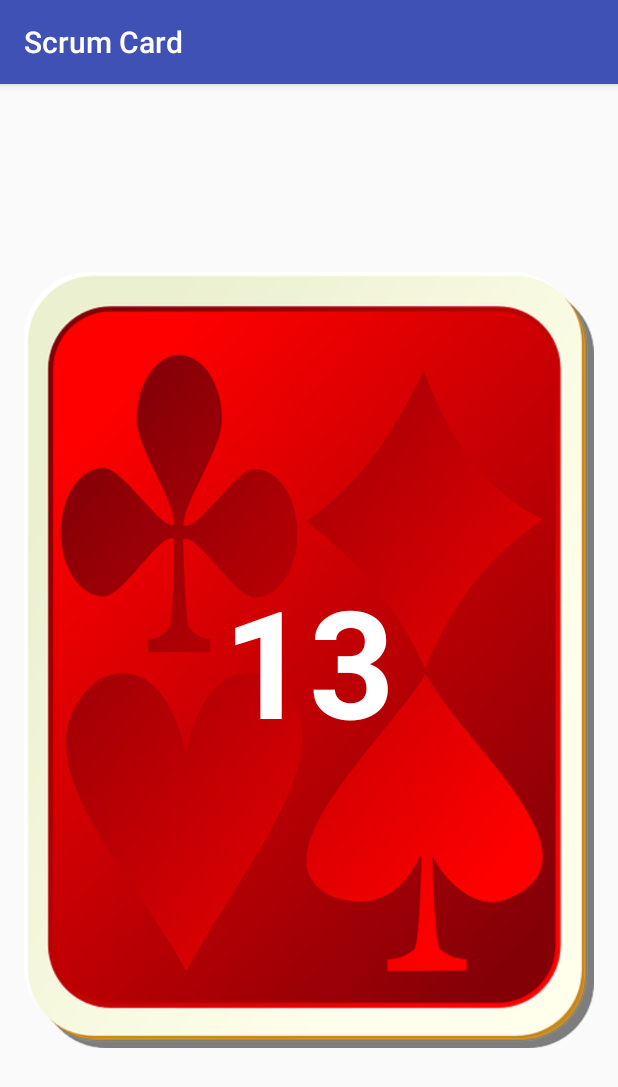
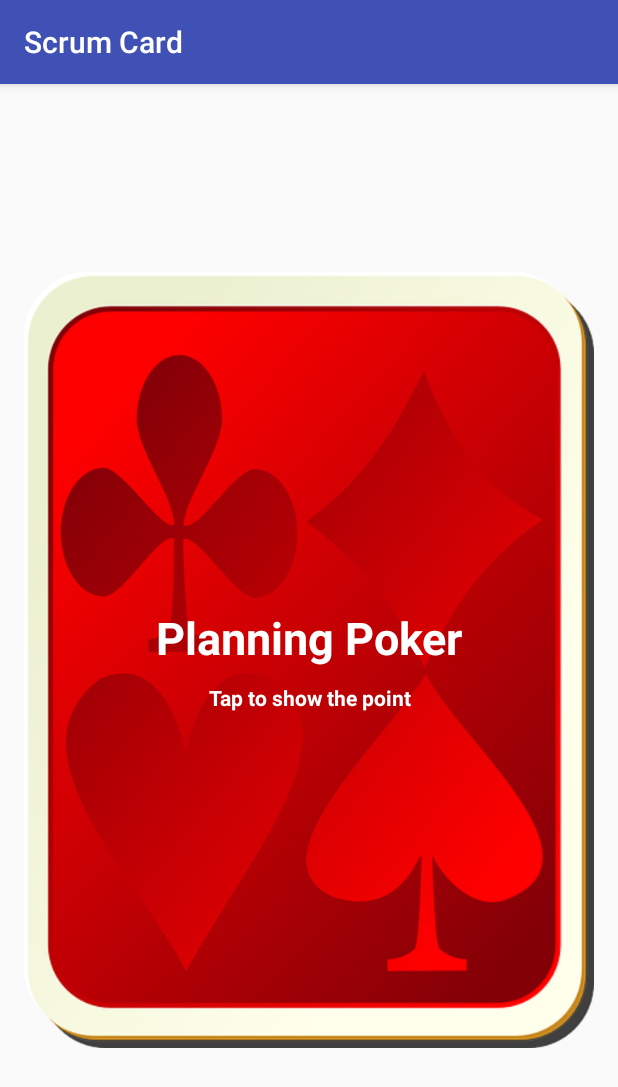
Before and after one commit to rohitsubedi/scrumcard, an Android app: the screen it shows after launch (PointActivity), after a tap on "13", on a phone screen of 412 x 824 dp. Shown: the top 1087 px of the screen. Run offline under Robolectric (Android 15) with nearby library versions, the phone set to English and light mode, and no system bars.

Commit message:
Added animation while displaying points

```diff
--- a/app/src/main/java/com/rohit/scrumcard/MainActivity.java
+++ b/app/src/main/java/com/rohit/scrumcard/MainActivity.java
@@ -11,7 +11,7 @@ import java.util.ArrayList;
 import java.util.Arrays;
 
 public class MainActivity extends AppCompatActivity {
-    ArrayList<Integer> items;
+    ArrayList<String> items;
     ChatListingAdapter adapter;
     GridView scrumView;
 
@@ -21,7 +21,7 @@ public class MainActivity extends AppCompatActivity {
         super.onCreate(savedInstanceState);
 
         scrumView = (GridView) findViewById(R.id.scrum_view);
-        items = new ArrayList<>(Arrays.asList(1, 2, 3, 5, 8, 13, 20, 40, 100));
+        items = new ArrayList<>(Arrays.asList("0", "1/2", "1", "2", "3", "5", "8", "13", "20", "40", "100", "?"));
         adapter = new ChatListingAdapter(this, R.layout.card_listing_item, items);
 
         scrumView.setAdapter(adapter);
@@ -34,7 +34,14 @@ public class MainActivity extends AppCompatActivity {
      * @param intent
      */
     public void startNewActivity(Intent intent) {
+        intent.addFlags(Intent.FLAG_ACTIVITY_CLEAR_TOP);
+
         startActivity(intent);
         overridePendingTransition(android.R.anim.fade_in, android.R.anim.fade_out);
     }
+
+    @Override
+    public void onBackPressed() {
+        finish();
+    }
 }
--- a/app/src/main/java/com/rohit/scrumcard/PointActivity.java
+++ b/app/src/main/java/com/rohit/scrumcard/PointActivity.java
@@ -1,29 +1,82 @@
 package com.rohit.scrumcard;
 
+import android.animation.AnimatorInflater;
+import android.animation.AnimatorSet;
 import android.content.Intent;
 import android.os.Bundle;
 import android.support.v7.app.AppCompatActivity;
+import android.view.View;
+import android.widget.ImageView;
+import android.widget.RelativeLayout;
 import android.widget.TextView;
 
 public class PointActivity extends AppCompatActivity {
+    String value;
+    TextView displayValue;
+    RelativeLayout pointShow;
+    RelativeLayout pointHide;
+    AnimatorSet mSetRightOut;
+    AnimatorSet mSetLeftIn;
+    Boolean mIsBackVisible = true;
+
+    private void changeCameraDistance() {
+        int distance = 8000;
+        float scale = getResources().getDisplayMetrics().density * distance;
+        pointShow.setCameraDistance(scale);
+        pointHide.setCameraDistance(scale);
+    }
+
+    private void flipCard()
+    {
+        if (!mIsBackVisible) {
+            mSetRightOut.setTarget(pointShow);
+            mSetLeftIn.setTarget(pointHide);
+            mSetRightOut.start();
+            mSetLeftIn.start();
+            mIsBackVisible = true;
+        } else {
+            mSetRightOut.setTarget(pointHide);
+            mSetLeftIn.setTarget(pointShow);
+            mSetRightOut.start();
+            mSetLeftIn.start();
+            mIsBackVisible = false;
+        }
+    }
 
     @Override
     protected void onCreate(Bundle savedInstanceState) {
         setContentView(R.layout.activity_point);
         super.onCreate(savedInstanceState);
 
-        int value = getIntent().getIntExtra("CARD_VALUE", 0);
-        TextView point = (TextView) findViewById(R.id.display_value);
+        value = getIntent().getStringExtra("CARD_VALUE");
+        pointHide = (RelativeLayout) findViewById(R.id.point_layout_hide);
+        pointShow = (RelativeLayout) findViewById(R.id.point_layout_show);
+        displayValue = (TextView) findViewById(R.id.display_value);
+        mSetRightOut = (AnimatorSet) AnimatorInflater.loadAnimator(this, R.animator.out_animation);
+        mSetLeftIn = (AnimatorSet) AnimatorInflater.loadAnimator(this, R.animator.in_animation);
 
-        point.setText(String.valueOf(value));
+        displayValue.setText(value);
 
+        pointHide.setOnClickListener(new View.OnClickListener() {
+            @Override
+            public void onClick(View v) {
+                flipCard();
+            }
+        });
+
+        pointShow.setOnClickListener(new View.OnClickListener() {
+            @Override
+            public void onClick(View v) {
+                flipCard();
+            }
+        });
     }
 
     @Override
     public void onBackPressed() {
-        super.onBackPressed();
+        Intent intent = new Intent(this, MainActivity.class);
 
-        Intent intent = new Intent(this, MainActivity.class);
+        intent.addFlags(Intent.FLAG_ACTIVITY_CLEAR_TOP);
         startActivity(intent);
         overridePendingTransition(android.R.anim.fade_in, android.R.anim.fade_out);
     }
--- a/app/src/main/java/com/rohit/scrumcard/adapters/ChatListingAdapter.java
+++ b/app/src/main/java/com/rohit/scrumcard/adapters/ChatListingAdapter.java
@@ -21,12 +21,12 @@ import java.util.ArrayList;
  * Created by developer on 25/03/18.
  */
 
-public class ChatListingAdapter extends ArrayAdapter<Integer> {
+public class ChatListingAdapter extends ArrayAdapter<String> {
     protected Context context;
     protected int resource;
-    protected ArrayList<Integer> values;
+    protected ArrayList<String> values;
 
-    public ChatListingAdapter(Context context, int resource, ArrayList<Integer> values) {
+    public ChatListingAdapter(Context context, int resource, ArrayList<String> values) {
         super(context, resource, values);
 
         this.context = context;
@@ -41,7 +41,7 @@ public class ChatListingAdapter extends ArrayAdapter<Integer> {
                 .getSystemService(Context.LAYOUT_INFLATER_SERVICE);
 
         View rowView = inflater.inflate(this.resource, parent, false);
-        final int value = this.values.get(position);
+        final String value = this.values.get(position);
         TextView text = (TextView) rowView.findViewById(R.id.scrum_value);
         RelativeLayout layout = (RelativeLayout) rowView.findViewById(R.id.scrum_relative_layout);
 
--- /dev/null
+++ b/app/src/main/res/animator/in_animation.xml
@@ -0,0 +1,24 @@
+<?xml version="1.0" encoding="utf-8"?>
+<set xmlns:android="http://schemas.android.com/apk/res/android">
+
+    <objectAnimator
+        android:valueFrom="1.0"
+        android:valueTo="0.0"
+        android:propertyName="alpha"
+        android:duration="0" />
+
+
+    <objectAnimator
+        android:valueFrom="-180"
+        android:valueTo="0"
+        android:propertyName="rotationY"
+        android:repeatMode="reverse"
+        android:duration="1000" />
+
+    <objectAnimator
+        android:valueFrom="0.0"
+        android:valueTo="1.0"
+        android:propertyName="alpha"
+        android:startOffset="500"
+        android:duration="0" />
+</set>
--- /dev/null
+++ b/app/src/main/res/animator/out_animation.xml
@@ -0,0 +1,15 @@
+<?xml version="1.0" encoding="utf-8"?>
+<set xmlns:android="http://schemas.android.com/apk/res/android">
+    <objectAnimator
+        android:valueFrom="0"
+        android:valueTo="180"
+        android:propertyName="rotationY"
+        android:duration="1000" />
+
+    <objectAnimator
+        android:valueFrom="1.0"
+        android:valueTo="0.0"
+        android:propertyName="alpha"
+        android:startOffset="500"
+        android:duration="0" />
+</set>
--- a/app/src/main/res/layout/activity_main.xml
+++ b/app/src/main/res/layout/activity_main.xml
@@ -16,7 +16,7 @@
         android:layout_height="wrap_content"
         android:layout_centerHorizontal="true"
         android:layout_centerVertical="true"
-        android:horizontalSpacing="10dp"
+        android:horizontalSpacing="40dp"
         android:numColumns="3"
-        android:verticalSpacing="10dp"></GridView>
+        android:verticalSpacing="5dp"></GridView>
 </RelativeLayout>
--- a/app/src/main/res/layout/activity_point.xml
+++ b/app/src/main/res/layout/activity_point.xml
@@ -12,8 +12,36 @@
 
     <RelativeLayout
         android:layout_width="fill_parent"
-        android:layout_height="fill_parent">
+        android:layout_height="fill_parent"
+        android:id="@+id/point_layout_show">
+        <ImageView
+            android:id="@+id/card_opened"
+            android:layout_width="wrap_content"
+            android:layout_height="fill_parent"
+            android:layout_centerHorizontal="true"
+            android:layout_centerVertical="true"
+            android:adjustViewBounds="true"
+            android:src="@drawable/blank" />
+        <RelativeLayout
+            android:layout_width="wrap_content"
+            android:layout_height="wrap_content"
+            android:layout_centerHorizontal="true"
+            android:layout_centerVertical="true">
+            <TextView
+                android:id="@+id/display_value"
+                android:layout_width="fill_parent"
+                android:layout_height="wrap_content"
+                android:textAlignment="center"
+                android:textColor="#000000"
+                android:textSize="100dp"
+                android:textStyle="bold" />
+        </RelativeLayout>
+    </RelativeLayout>
 
+    <RelativeLayout
+        android:layout_width="fill_parent"
+        android:layout_height="fill_parent"
+        android:id="@+id/point_layout_hide">
         <ImageView
             android:id="@+id/card_closed"
             android:layout_width="wrap_content"
@@ -22,15 +50,29 @@
             android:layout_centerVertical="true"
             android:adjustViewBounds="true"
             android:src="@drawable/card" />
-
-        <TextView
-            android:id="@+id/display_value"
+        <RelativeLayout
             android:layout_width="wrap_content"
             android:layout_height="wrap_content"
             android:layout_centerHorizontal="true"
-            android:layout_centerVertical="true"
-            android:textColor="#FFFFFF"
-            android:textSize="100dp"
-            android:textStyle="bold" />
+            android:layout_centerVertical="true">
+            <TextView
+                android:id="@+id/planning_poker"
+                android:layout_width="fill_parent"
+                android:layout_height="wrap_content"
+                android:textAlignment="center"
+                android:textColor="#FFFFFF"
+                android:textSize="30dp"
+                android:text="Planning Poker"
+                android:textStyle="bold" />
+            <TextView
+                android:layout_width="fill_parent"
+                android:layout_height="wrap_content"
+                android:text="Tap to show the point"
+                android:textAlignment="center"
+                android:textColor="#FFFFFF"
+                android:textStyle="bold"
+                android:layout_marginTop="10dp"
+                android:layout_below="@+id/planning_poker"/>
+        </RelativeLayout>
     </RelativeLayout>
 </RelativeLayout>
```
Also changed, not shown: app/src/main/res/drawable/blank.png.
